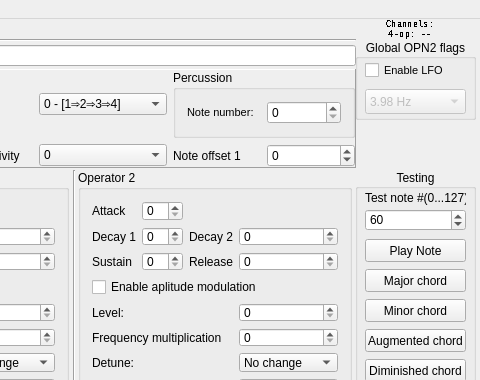
This is src/bank_editor.ui in Wohlstand/OPN2BankEditor as Qt 5 draws it before an edit; both pictures show x 485 to 965 and y 0 to 380 of the 965 by 814 pixel window. The edited form follows.
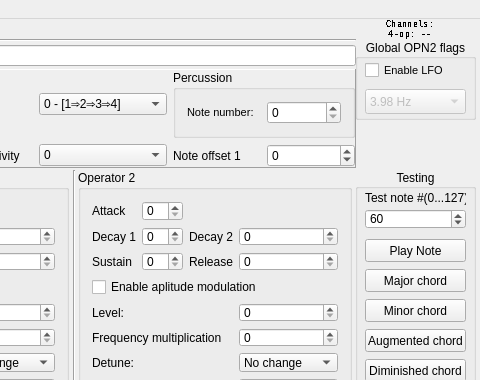
This is the edited form. Icons and pictures are not drawn. Custom widgets are drawn as their Qt base class.

Patch:
```diff
--- a/src/bank_editor.ui
+++ b/src/bank_editor.ui
@@ -1878,7 +1878,7 @@
        <x>10</x>
        <y>40</y>
        <width>101</width>
-       <height>22</height>
+       <height>20</height>
       </rect>
      </property>
      <property name="toolTip">
```
Left out of the diff: 9 changed lines with no effect on the pictures.
